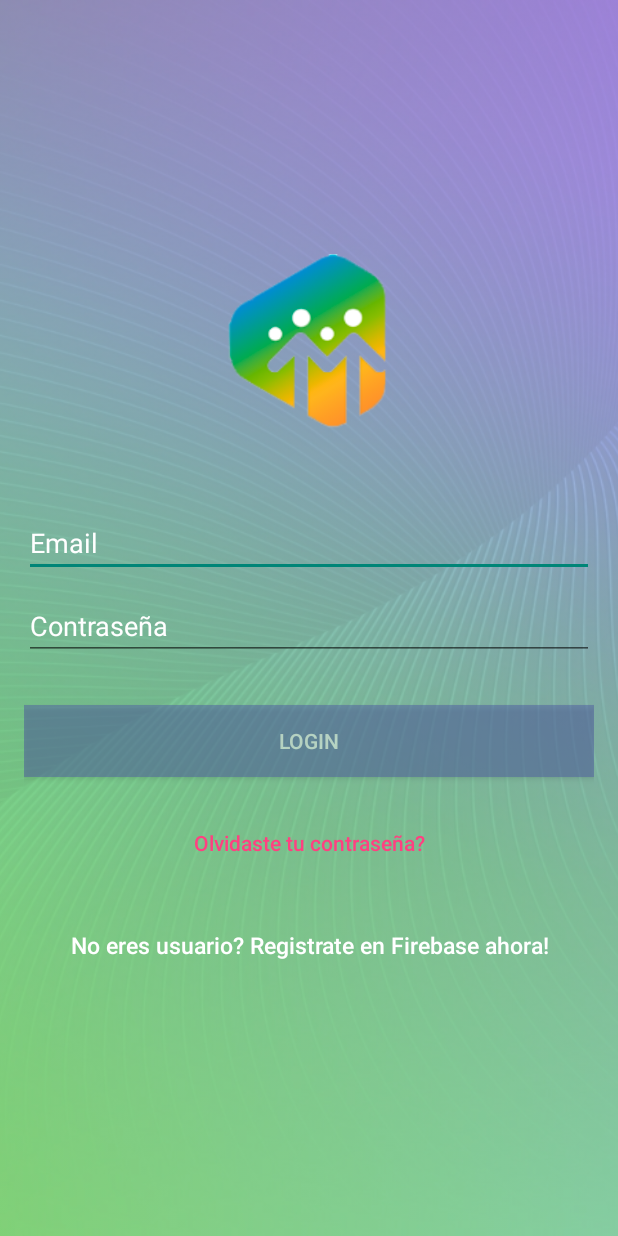
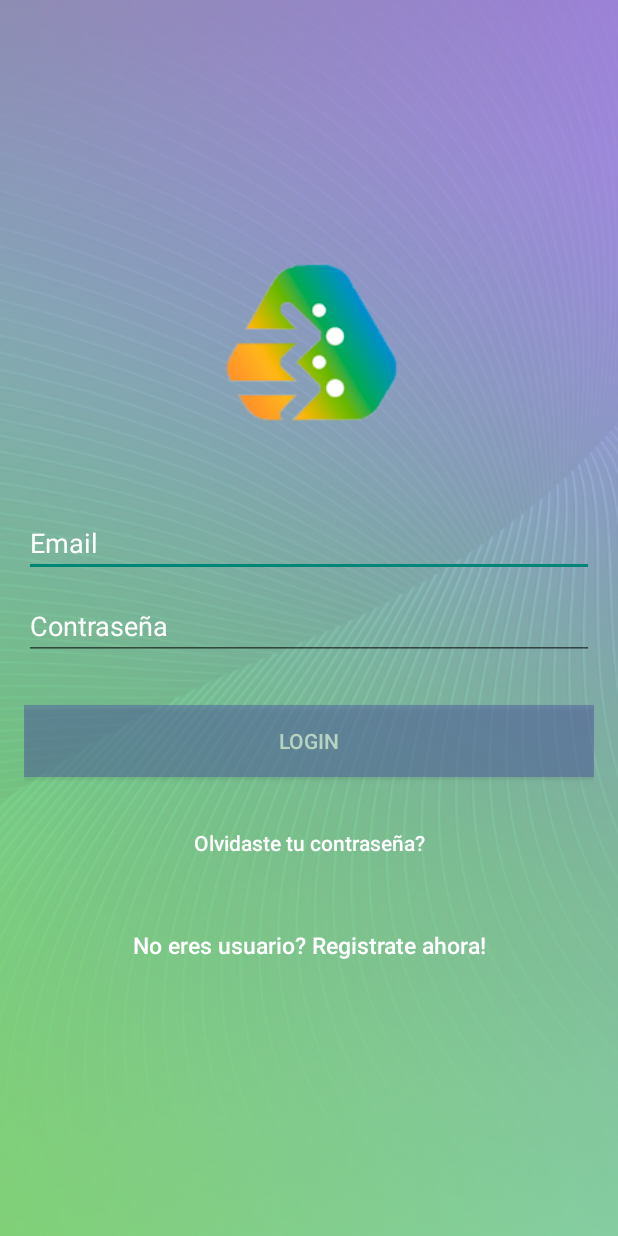
Before and after one commit to Bohonalo/AppLaEscalera, an Android app: the screen it shows after launch (LoginActivity), on a phone screen of 412 x 824 dp. Run offline under Robolectric (Android 15) with nearby library versions, the light colour scheme and no system bars; our stand-ins replace Firebase (no records; nobody signed in at launch, a user with empty details on screens opened directly).

Commit message:
Terminos modificados

```diff
--- a/app/src/main/res/layout/activity_login.xml
+++ b/app/src/main/res/layout/activity_login.xml
@@ -25,6 +25,7 @@
 
         <ImageView
             android:layout_width="@dimen/logo_w_h"
+            android:rotation="90"
             android:layout_height="@dimen/logo_w_h"
             android:layout_below="@+id/progressBar"
             android:layout_centerHorizontal="true"
@@ -34,8 +35,6 @@
             android:src="@drawable/logo"
             tools:ignore="ContentDescription" />
 
-
-
         <EditText
             android:id="@+id/email"
             android:layout_width="match_parent"
@@ -43,10 +42,7 @@
             android:layout_marginBottom="10dp"
             android:hint="@string/hint_email"
             android:inputType="textEmailAddress"
-            android:textColor="@android:color/white"
             android:textColorHint="@android:color/white" />
-
-
 
         <EditText
             android:id="@+id/password"
@@ -57,18 +53,18 @@
             android:inputType="textPassword"
             android:textColor="@android:color/white"
             android:textColorHint="@android:color/white" />
-
-
         <!-- Login Button -->
 
         <Button
             android:id="@+id/btn_login"
+            style="@style/colorBoton"
             android:layout_width="fill_parent"
             android:layout_height="wrap_content"
-            android:layout_marginTop="20dip"
+            android:layout_marginTop="20dp"
+            android:paddingLeft="25dp"
+            android:paddingRight="25dp"
             android:text="@string/btn_login"
-            android:textColor="@color/white"
-            style="@style/colorBoton" />
+            android:textColor="@color/white" />
 
         <Button
             android:id="@+id/btn_reset_password"
@@ -78,7 +74,7 @@
             android:background="@null"
             android:text="@string/btn_forgot_password"
             android:textAllCaps="false"
-            android:textColor="@color/colorAccent" />
+            android:textColor="@color/white" />
 
         <!-- Link to Login Screen -->
 
--- /dev/null
+++ b/app/src/main/res/values/refs.xml
@@ -0,0 +1,4 @@
+<?xml version="1.0" encoding="utf-8"?>
+<resources>
+    <drawable name="borde">#00ffffff</drawable>
+</resources>
--- a/app/src/main/res/values/strings.xml
+++ b/app/src/main/res/values/strings.xml
@@ -30,7 +30,7 @@
     <string name="hint_name">NombreCompleto</string>
     <string name="btn_login">Login</string>
     <string name="prompt_password">Por favor ingresa tu contraseña</string>
-    <string name="btn_link_to_register">No eres usuario? Registrate en Firebase ahora!</string>
+    <string name="btn_link_to_register">No eres usuario? Registrate ahora!</string>
     <string name="btn_link_to_login">Ya existe el usuario. Logeame!</string>
     <string name="title_activity_reset_password">ResetPasswordActivity</string>
     <string name="btn_forgot_password">Olvidaste tu contraseña?</string>
```
Also changed, not shown: app/src/main/res/drawable/logo.png.
